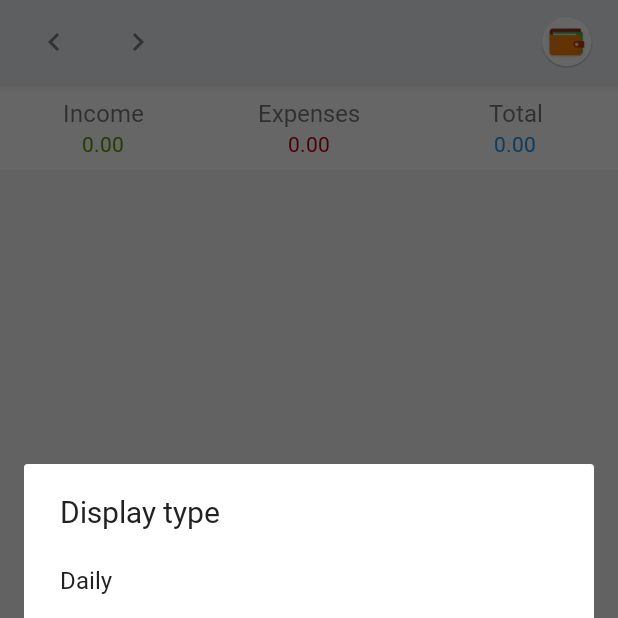
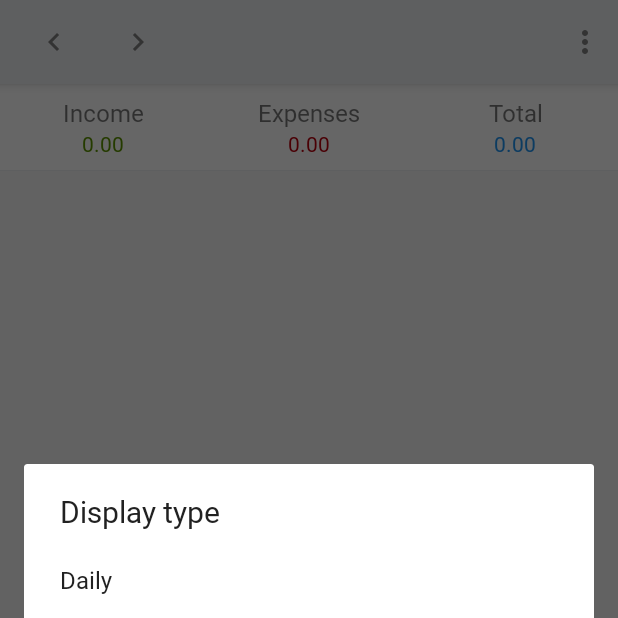
Before and after one commit to andreibalau/MoneyAssistant, an Android app: the Transactions screen opened directly, with no data from a screen before it, after a tap on an icon or button, on a phone screen of 412 x 824 dp, the top half of it. Run offline under Robolectric (Android 15) with nearby library versions, the phone set to English and light mode, and no system bars; our stand-ins replace Room's generated code; 3 statements that could not run were skipped.

Commit message:
small optimizing

```diff
--- a/app/src/main/java/moneyassistant/expert/view/activity/TransactionActivity.java
+++ b/app/src/main/java/moneyassistant/expert/view/activity/TransactionActivity.java
@@ -3,9 +3,7 @@ package moneyassistant.expert.view.activity;
 import androidx.appcompat.app.ActionBar;
 import androidx.appcompat.app.AppCompatActivity;
 import androidx.appcompat.widget.Toolbar;
-import androidx.lifecycle.Observer;
 import androidx.lifecycle.ViewModelProviders;
-import androidx.room.util.StringUtil;
 import moneyassistant.expert.R;
 import moneyassistant.expert.model.entity.Account;
 import moneyassistant.expert.model.entity.Category;
@@ -94,7 +92,7 @@ public class TransactionActivity extends AppCompatActivity implements FragmentEv
 
     @Override
     public boolean onCreateOptionsMenu(Menu menu) {
-        getMenuInflater().inflate(R.menu.context_menu, menu);
+        getMenuInflater().inflate(R.menu.delete_menu, menu);
         return super.onCreateOptionsMenu(menu);
     }
 
--- a/app/src/main/java/moneyassistant/expert/view/fragment/Transactions.java
+++ b/app/src/main/java/moneyassistant/expert/view/fragment/Transactions.java
@@ -7,6 +7,9 @@ import android.os.Bundle;
 import android.util.Log;
 import android.view.Display;
 import android.view.LayoutInflater;
+import android.view.Menu;
+import android.view.MenuInflater;
+import android.view.MenuItem;
 import android.view.View;
 import android.view.ViewGroup;
 import android.widget.ImageButton;
@@ -94,10 +97,12 @@ public class Transactions extends Fragment implements OnItemClickListener {
                              @Nullable Bundle savedInstanceState) {
         Log.d(TAG, "onCreateView");
         calendar = Calendar.getInstance();
+        View view = inflater.inflate(R.layout.transactions_fragment, container, false);
+        setHasOptionsMenu(true);
         changeMillis();
-        View view = inflater.inflate(R.layout.transactions_fragment, container, false);
         appCompatActivity = (AppCompatActivity) getActivity();
         Toolbar toolbar = view.findViewById(R.id.toolbar);
+        toolbar.setTitle("");
         addTransactionButton = view.findViewById(R.id.add_transaction_button);
         ImageButton arrowLeft = view.findViewById(R.id.arrow_left);
         ImageButton arrowRight = view.findViewById(R.id.arrow_right);
@@ -236,4 +241,15 @@ public class Transactions extends Fragment implements OnItemClickListener {
         }
         startActivity(intent, bundle);
     }
+
+    @Override
+    public void onCreateOptionsMenu(@NonNull Menu menu, @NonNull MenuInflater inflater) {
+        inflater.inflate(R.menu.transactions_menu, menu);
+        super.onCreateOptionsMenu(menu, inflater);
+    }
+
+    @Override
+    public boolean onOptionsItemSelected(@NonNull MenuItem item) {
+        return super.onOptionsItemSelected(item);
+    }
 }
--- a/app/src/main/java/moneyassistant/expert/viewmodel/adapter/TransactionsAdapter.java
+++ b/app/src/main/java/moneyassistant/expert/viewmodel/adapter/TransactionsAdapter.java
@@ -54,6 +54,8 @@ public class TransactionsAdapter extends ListAdapter<TransactionWithCA,
                     Transaction t1 = oldItem.getTransaction();
                     Transaction t2 = newItem.getTransaction();
                     return t1.getType().equals(t2.getType()) &&
+                            t1.getDate().equals(t2.getDate()) &&
+                            t1.getAccountId() == t2.getAccountId() &&
                             t1.getDetails().equals(t2.getDetails()) &&
                             t1.getCategoryId() == t2.getCategoryId() &&
                             t1.getAmount() == t2.getAmount();
--- a/app/src/main/res/layout/activity_category.xml
+++ b/app/src/main/res/layout/activity_category.xml
@@ -60,6 +60,7 @@
                     android:inputType="text"
                     android:textSize="14sp"
                     android:layout_weight="1"
+                    android:hint="@string/name_hint"
                     android:textColor="@color/colorDefault"
                     android:background="@color/colorWhite"
                     android:layout_width="match_parent"
@@ -105,7 +106,7 @@
                     android:textSize="14sp"
                     android:layout_gravity="center_vertical"
                     android:labelFor="@id/wallet_current_amount_input"
-                    android:text="@string/Amount"
+                    android:text="@string/icon"
                     android:layout_width="match_parent"
                     android:layout_height="wrap_content" />
 
--- a/app/src/main/res/layout/transactions_fragment.xml
+++ b/app/src/main/res/layout/transactions_fragment.xml
@@ -16,25 +16,7 @@
             android:layout_width="match_parent"
             android:layout_height="?actionBarSize">
 
-            <androidx.constraintlayout.widget.ConstraintLayout
-                android:layout_width="match_parent"
-                android:layout_height="match_parent">
-
-                <ImageView
-                    android:contentDescription="@string/app_name"
-                    android:id="@+id/logo"
-                    android:src="@mipmap/ic_launcher"
-                    android:padding="10dp"
-                    app:layout_constraintTop_toTopOf="parent"
-                    app:layout_constraintBottom_toBottomOf="parent"
-                    app:layout_constraintEnd_toEndOf="parent"
-                    android:layout_width="wrap_content"
-                    android:layout_height="wrap_content" />
-
             <LinearLayout
-                    app:layout_constraintStart_toStartOf="parent"
-                    app:layout_constraintBottom_toBottomOf="parent"
-                    app:layout_constraintTop_toTopOf="parent"
                 android:orientation="horizontal"
                 android:layout_width="wrap_content"
                 android:layout_height="match_parent">
@@ -69,8 +51,6 @@
                     android:layout_height="match_parent" />
 
             </LinearLayout>
-
-            </androidx.constraintlayout.widget.ConstraintLayout>
 
         </androidx.appcompat.widget.Toolbar>
 
--- /dev/null
+++ b/app/src/main/res/menu/transactions_menu.xml
@@ -0,0 +1,8 @@
+<?xml version="1.0" encoding="utf-8"?>
+<menu xmlns:android="http://schemas.android.com/apk/res/android">
+
+    <item
+        android:id="@+id/export"
+        android:title="@string/export" />
+
+</menu>
--- a/app/src/main/res/values/strings.xml
+++ b/app/src/main/res/values/strings.xml
@@ -103,10 +103,16 @@
     <string name="error_delete">The following items can`t be deleted because they are linked to a transaction: </string>
     <string name="error_del">This item can`t be deleted because it is linked to a transaction!</string>
     <string name="ok">OK</string>
+    <string name="confirm_delete">Are you sure you want to delete this?</string>
     <string name="transfer_error">Source account and destination account are the same!</string>
     <string name="passcode_protect">Passcode Protection</string>
     <string name="enter_passcode">Enter Passcode</string>
     <string name="deleted">has been deleted!</string>
     <string name="details_label">Add a note</string>
     <string name="nthng_label">nothing selected</string>
+    <string name="yes">Yes</string>
+    <string name="no">No</string>
+    <string name="export">Export</string>
+    <string name="name_hint">type a name...</string>
+    <string name="amount_hint">enter amount...</string>
 </resources>
```
Also changed, not shown: app/src/main/java/moneyassistant/expert/util/Util.java (+26 -16 lines), app/src/main/java/moneyassistant/expert/view/activity/AccountActivity.java (+9 -12 lines), app/src/main/java/moneyassistant/expert/view/activity/CategoryActivity.java (+4 -3 lines), app/src/main/res/layout/activity_account.xml (+5 -3 lines), app/src/main/res/menu/delete_menu.xml (renamed from app/src/main/res/menu/context_menu.xml). Lines whose indentation alone changed are shown as unchanged.
